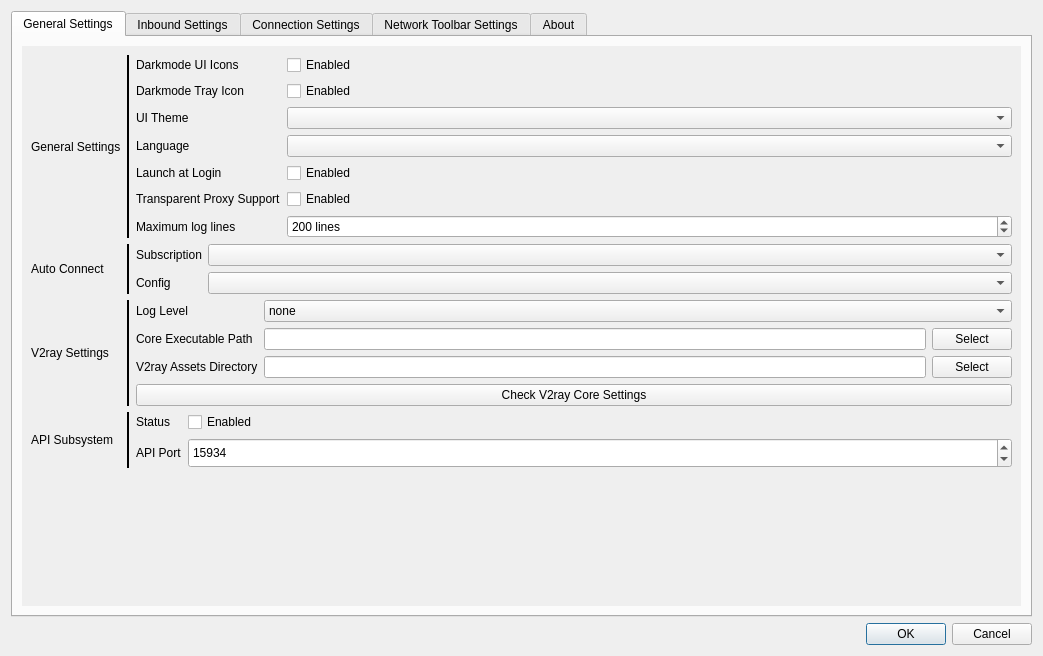
Old version of the form src/ui/w_PreferencesWindow.ui in the repository Qv2ray/Qv2ray.
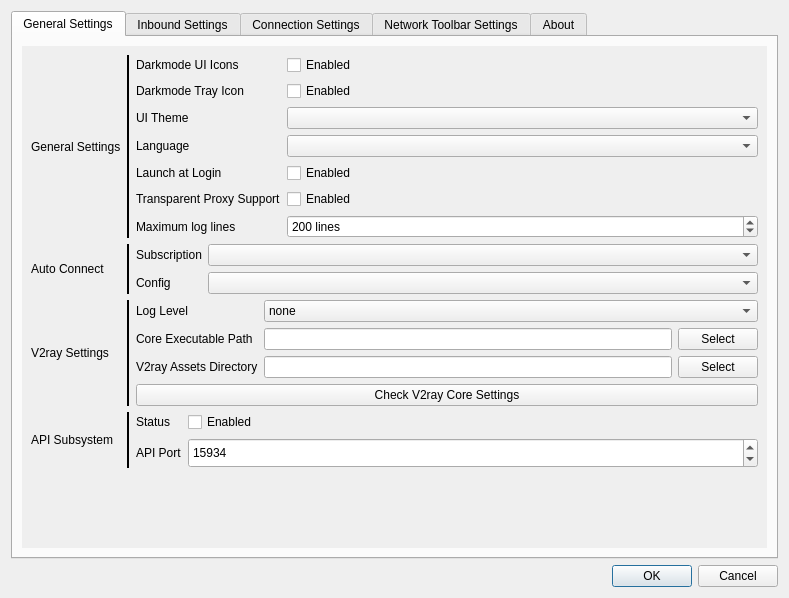
New version of the form. Icons and pictures are not drawn.

Commit message: fix: removed UI size limit

```diff
--- a/src/ui/w_PreferencesWindow.ui
+++ b/src/ui/w_PreferencesWindow.ui
@@ -5,14 +5,6 @@
   <property name="windowModality">
    <enum>Qt::ApplicationModal</enum>
   </property>
-  <property name="geometry">
-   <rect>
-    <x>0</x>
-    <y>0</y>
-    <width>1043</width>
-    <height>656</height>
-   </rect>
-  </property>
   <property name="windowTitle">
    <string>Preferences</string>
   </property>
@@ -43,7 +35,7 @@
            <rect>
             <x>0</x>
             <y>0</y>
-            <width>997</width>
+            <width>964</width>
             <height>546</height>
            </rect>
           </property>
```
Left out of the diff: 2 changed lines with no effect on the pictures. The commit also changes 7 other files.
